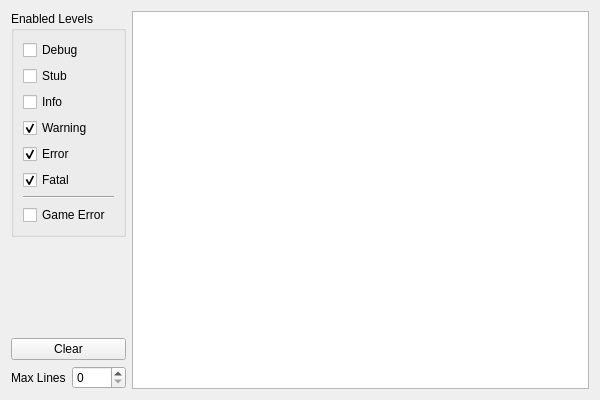
Before: the Qt Designer form Libretro/mgba/src/platform/qt/LogView.ui in kiddreads/Avalon-copy2, drawn with Qt 5.
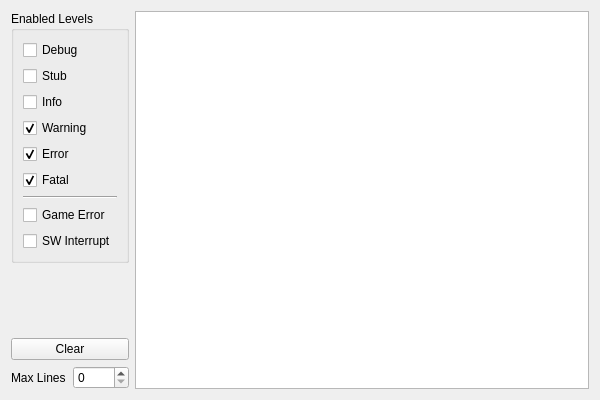
After: the same form once the commit is applied.

Commit message: Qt: Add log level SWI

Patch:
```diff
--- a/Libretro/mgba/src/platform/qt/LogView.ui
+++ b/Libretro/mgba/src/platform/qt/LogView.ui
@@ -99,6 +99,13 @@
           </property>
          </widget>
         </item>
+        <item>
+         <widget class="QCheckBox" name="levelSWI">
+          <property name="text">
+           <string>SW Interrupt</string>
+          </property>
+         </widget>
+        </item>
        </layout>
       </widget>
      </item>
```
The commit also changes 2 other files.
